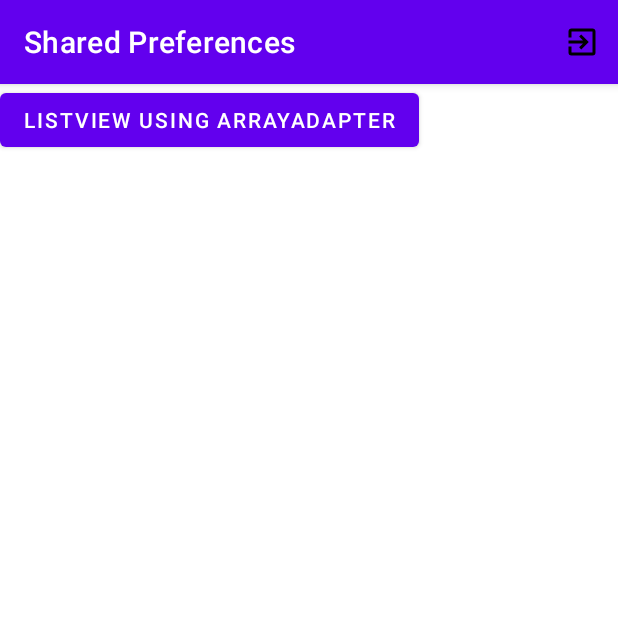
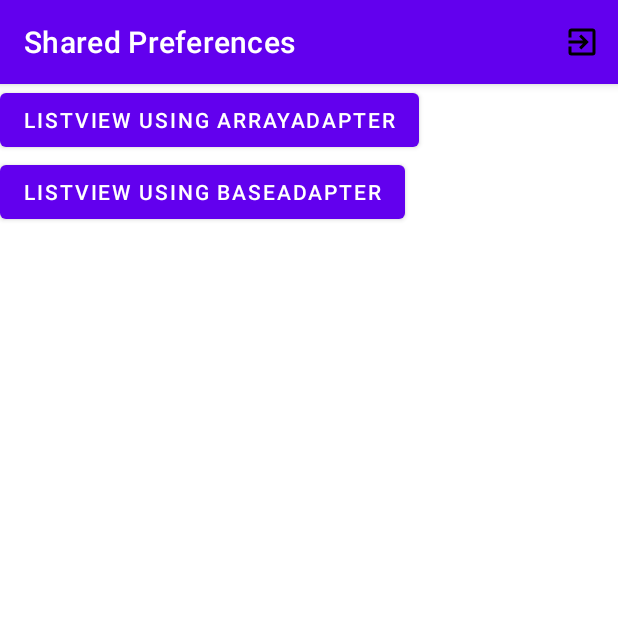
Before and after one commit to minuschuman/mobile_programming-Shared_preferences, an Android app: the HomeActivity screen opened directly, with no data from a screen before it, on a phone screen of 412 x 824 dp, the top half of it. Run offline under Robolectric (Android 15) with nearby library versions, the phone set to English and light mode, and no system bars.

Commit message:
BaseAdapter

```diff
--- a/app/src/main/AndroidManifest.xml
+++ b/app/src/main/AndroidManifest.xml
@@ -9,6 +9,9 @@
         android:roundIcon="@mipmap/ic_launcher_round"
         android:supportsRtl="true"
         android:theme="@style/Theme.SharedPreferences">
+        <activity
+            android:name=".ListViewActivity2"
+            android:exported="false" />
         <activity
             android:name=".ListViewActivity1"
             android:exported="false" />
--- a/app/src/main/java/com/example/sharedpreferences/HomeActivity.java
+++ b/app/src/main/java/com/example/sharedpreferences/HomeActivity.java
@@ -13,13 +13,21 @@ import android.widget.Button;
 import android.widget.ListView;
 
 public class HomeActivity extends AppCompatActivity {
-private Button btn1;
+private Button btn1, btn2;
     @Override
     protected void onCreate(Bundle savedInstanceState) {
         super.onCreate(savedInstanceState);
         setContentView(R.layout.activity_home);
 
         btn1 = findViewById(R.id.btnArrayAdapter);
+        btn2 = findViewById(R.id.btnBaseAdapter);
+
+        btn2.setOnClickListener(new View.OnClickListener() {
+            @Override
+            public void onClick(View view) {
+                startActivity(new Intent(HomeActivity.this, ListViewActivity2.class));
+            }
+        });
 
         btn1.setOnClickListener(new View.OnClickListener() {
             @Override
--- a/app/src/main/res/layout/activity_home.xml
+++ b/app/src/main/res/layout/activity_home.xml
@@ -18,4 +18,10 @@
         android:layout_height="wrap_content"
         android:text="ListView using ArrayAdapter"
         />
+    <Button
+        android:layout_width="wrap_content"
+        android:layout_height="wrap_content"
+        android:id="@+id/btnBaseAdapter"
+        android:text="ListView using BaseAdapter"
+        />
 </LinearLayout>
```
Also changed, not shown: app/src/main/java/com/example/sharedpreferences/ListViewActivity2.java (added, +14 -0 lines), app/src/main/res/layout/activity_list_view2.xml (added, +13 -0 lines).
